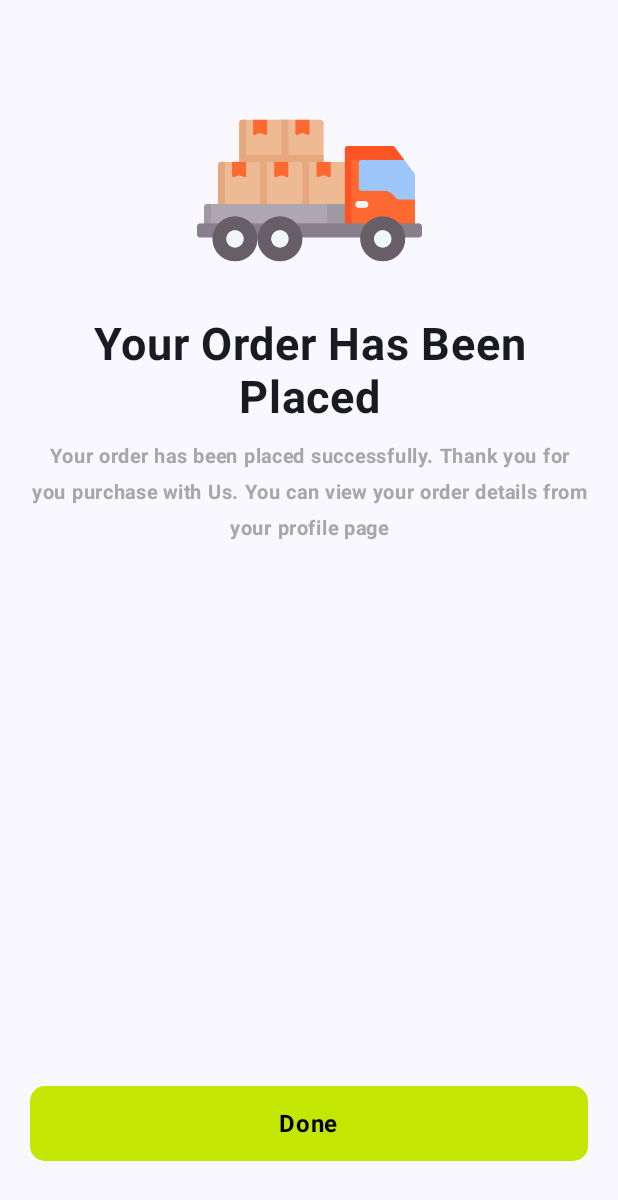
After one commit to nigeljacob/Ecommerce-App, an Android app built with Jetpack Compose: the ThankyouActivity screen opened directly, with no data from a screen before it, on a phone screen of 412 x 824 dp. The commit adds this screen. Shown: the top 1200 px of the screen. Run offline under Robolectric (Android 15) with nearby library versions, the phone set to English and light mode, and no system bars; network calls fail.

Commit message:
Fixed small issues

```diff
--- a/app/src/main/AndroidManifest.xml
+++ b/app/src/main/AndroidManifest.xml
@@ -16,6 +16,11 @@
         android:theme="@style/Theme.Ecommerce"
         android:usesCleartextTraffic="true"
         tools:targetApi="31">
+        <activity
+            android:name=".activities.ThankyouActivity"
+            android:exported="false"
+            android:label="@string/title_activity_thankyou"
+            android:theme="@style/Theme.Ecommerce" />
         <activity
             android:name=".SeeAllActivity"
             android:exported="false"
--- a/app/src/main/java/com/nigel/ecommerce/activities/ProductViewActivity.kt
+++ b/app/src/main/java/com/nigel/ecommerce/activities/ProductViewActivity.kt
@@ -207,6 +207,8 @@ fun ProductViewActivityLayout(onClose: () -> Unit) {
 
     var refresh by remember { mutableStateOf(true) }
 
+    var reviewRating by remember { mutableStateOf(0.00) }
+
     val annotatedString = buildAnnotatedString {
         // Base text without glow effect
         withStyle(
@@ -243,6 +245,7 @@ fun ProductViewActivityLayout(onClose: () -> Unit) {
                 review.clear()
                 val customerReviews = productRepository.getProductReviews(context, product.id)
                 review.addAll(customerReviews)
+                reviewRating = productRepository.getAverageReview(context, product.id)
                 refresh = false
             }
         }
@@ -334,7 +337,7 @@ fun ProductViewActivityLayout(onClose: () -> Unit) {
                                 modifier = Modifier.width(20.dp)
                             )
                             Spacer(modifier = Modifier.width(3.dp))
-                            Text("4.8", fontSize = 14.sp, fontWeight = FontWeight.Bold)
+                            Text(Math.round(reviewRating).toString(), fontSize = 14.sp, fontWeight = FontWeight.Bold)
                         }
 
                         Row(
--- /dev/null
+++ b/app/src/main/java/com/nigel/ecommerce/activities/ThankyouActivity.kt
@@ -0,0 +1,119 @@
+package com.nigel.ecommerce.activities
+
+import android.os.Bundle
+import androidx.activity.ComponentActivity
+import androidx.activity.compose.setContent
+import androidx.activity.enableEdgeToEdge
+import androidx.compose.foundation.Image
+import androidx.compose.foundation.background
+import androidx.compose.foundation.clickable
+import androidx.compose.foundation.layout.Arrangement
+import androidx.compose.foundation.layout.Box
+import androidx.compose.foundation.layout.Column
+import androidx.compose.foundation.layout.Spacer
+import androidx.compose.foundation.layout.fillMaxHeight
+import androidx.compose.foundation.layout.fillMaxSize
+import androidx.compose.foundation.layout.fillMaxWidth
+import androidx.compose.foundation.layout.height
+import androidx.compose.foundation.layout.padding
+import androidx.compose.foundation.shape.RoundedCornerShape
+import androidx.compose.material3.CenterAlignedTopAppBar
+import androidx.compose.material3.MaterialTheme
+import androidx.compose.material3.Scaffold
+import androidx.compose.material3.Surface
+import androidx.compose.material3.Text
+import androidx.compose.runtime.Composable
+import androidx.compose.ui.Alignment
+import androidx.compose.ui.Modifier
+import androidx.compose.ui.draw.clip
+import androidx.compose.ui.graphics.Color
+import androidx.compose.ui.layout.ContentScale
+import androidx.compose.ui.res.painterResource
+import androidx.compose.ui.text.font.FontWeight
+import androidx.compose.ui.text.style.TextAlign
+import androidx.compose.ui.tooling.preview.Preview
+import androidx.compose.ui.unit.TextUnit
+import androidx.compose.ui.unit.TextUnitType
+import androidx.compose.ui.unit.dp
+import androidx.compose.ui.unit.sp
+import com.nigel.ecommerce.R
+import com.nigel.ecommerce.activities.ui.theme.EcommerceTheme
+
+class ThankyouActivity : ComponentActivity() {
+    override fun onCreate(savedInstanceState: Bundle?) {
+        super.onCreate(savedInstanceState)
+        enableEdgeToEdge()
+        setContent {
+            EcommerceTheme {
+                Surface() {
+                    ThanYouLayout({finish()})
+                }
+            }
+        }
+    }
+}
+
+@Composable
+fun ThanYouLayout(onClose: () -> Unit) {
+    EcommerceTheme {
+        Column(
+            modifier = Modifier.fillMaxHeight().background(MaterialTheme.colorScheme.background)
+        ) {
+            Column(
+                modifier = Modifier.fillMaxSize().padding(20.dp)
+            ) {
+                Column(
+                    verticalArrangement = Arrangement.Center,
+                    horizontalAlignment = Alignment.CenterHorizontally,
+                    modifier = Modifier.fillMaxWidth().weight(1f)
+                ) {
+
+                    Image(
+                        painter = painterResource(id = R.drawable.orderplaced),
+                        contentDescription = "My Image",
+                        modifier = Modifier
+                            .fillMaxWidth()
+                            .height(150.dp),
+                        contentScale = ContentScale.Fit
+                    )
+
+                    Spacer(modifier = Modifier.height(10.dp))
+
+                    Text("Your Order Has Been Placed", textAlign = TextAlign.Center, fontSize = 30.sp, fontWeight = FontWeight.Bold, lineHeight = 35.sp)
+                    Spacer(modifier = Modifier.height(10.dp))
+                    Text("Your order has been placed successfully. Thank you for you purchase with Us. You can view your order details from your profile page", textAlign = TextAlign.Center, fontSize = 13.sp, fontWeight = FontWeight.Bold, color = Color(0xffa7a7a7), modifier = Modifier.fillMaxWidth())
+                }
+
+                Column(
+                    verticalArrangement = Arrangement.Bottom,
+                    horizontalAlignment = Alignment.CenterHorizontally,
+                    modifier = Modifier.fillMaxWidth().weight(1f)
+                ) {
+
+                    Column(
+                        verticalArrangement = Arrangement.Center,
+                        horizontalAlignment = Alignment.CenterHorizontally,
+                        modifier = Modifier
+                            .fillMaxWidth()
+                            .height(50.dp)
+                            .clip(RoundedCornerShape(10.dp))
+                            .background(Color(0xFFc3e703))
+                            .clickable {
+                                onClose()
+                            }
+                    ) {
+                        Text("Done", fontWeight = FontWeight.Bold, color = Color.Black)
+                    }
+                }
+
+                Spacer(modifier = Modifier.height(30.dp))
+            }
+        }
+    }
+}
+
+@Preview(showBackground = true)
+@Composable
+fun ThankYouPreview() {
+    ThanYouLayout({})
+}
--- a/app/src/main/java/com/nigel/ecommerce/services/ApiService.kt
+++ b/app/src/main/java/com/nigel/ecommerce/services/ApiService.kt
@@ -12,6 +12,7 @@ import retrofit2.http.Headers
 import retrofit2.http.POST
 import retrofit2.http.PUT
 import retrofit2.http.Path
+import retrofit2.http.Query
 
 interface ApiService {
 
@@ -42,6 +43,9 @@ interface ApiService {
     @GET("/api/Feedback/product/{productID}")
     fun getProductReviews(@Header("Authorization") token: String, @Path("productID") productID: String): Call<Map<String, Any>>
 
+    @GET("/api/Feedback/average/{productID}")
+    fun getAverageReview(@Header("Authorization") token: String, @Path("productID") productID: String): Call<Map<String, Any>>
+
     @POST("/api/Feedback/create")
     @JvmSuppressWildcards
     fun addReview(@Header("Authorization") token: String, @Body requestBody: Map<String, Any>): Call<Map<String, Any>>
@@ -63,7 +67,7 @@ interface ApiService {
 
     @PUT("/api/Order/request/{id}")
     @JvmSuppressWildcards
-    fun cancelOrder(@Header("Authorization") token: String, @Path("id") id: String): Call<Map<String, Any>>
+    fun cancelOrder(@Header("Authorization") token: String, @Path("id") id: String, @Query("id") productID: String): Call<Map<String, Any>>
 
     @PUT("/api/User/{id}")
     fun updateUser(@Header("Authorization") token: String, @Path("id") id: String, @Body requestBody: Map<String, String>): Call<Map<String, Any>>
--- a/app/src/main/res/values/strings.xml
+++ b/app/src/main/res/values/strings.xml
@@ -10,4 +10,5 @@
     <string name="title_activity_checkout">CheckoutActivity</string>
     <string name="title_activity_notification">NotificationActivity</string>
     <string name="title_activity_see_all">SeeAllActivity</string>
+    <string name="title_activity_thankyou">ThankyouActivity</string>
 </resources>
```
Also changed, not shown: app/src/main/java/com/nigel/ecommerce/activities/CheckoutActivity.kt (+120 -42 lines), app/src/main/java/com/nigel/ecommerce/activities/LoginActivity.kt (+15 -2 lines), app/src/main/java/com/nigel/ecommerce/activities/NotificationActivity.kt (+22 -13 lines), app/src/main/java/com/nigel/ecommerce/activities/OrderViewActivity.kt (+21 -4 lines), app/src/main/java/com/nigel/ecommerce/activities/RegisterActivity.kt (+17 -4 lines), app/src/main/java/com/nigel/ecommerce/pages/CartPage.kt (+5 -2 lines), app/src/main/java/com/nigel/ecommerce/pages/HomePage.kt (+16 -3 lines), app/src/main/java/com/nigel/ecommerce/pages/ProfilePage.kt (+15 -2 lines), app/src/main/java/com/nigel/ecommerce/pages/SearchPage.kt (+14 -1 lines), app/src/main/java/com/nigel/ecommerce/repository/ProductRepository.kt (+12 -1 lines), app/src/main/res/drawable/orderplaced.png (added).
